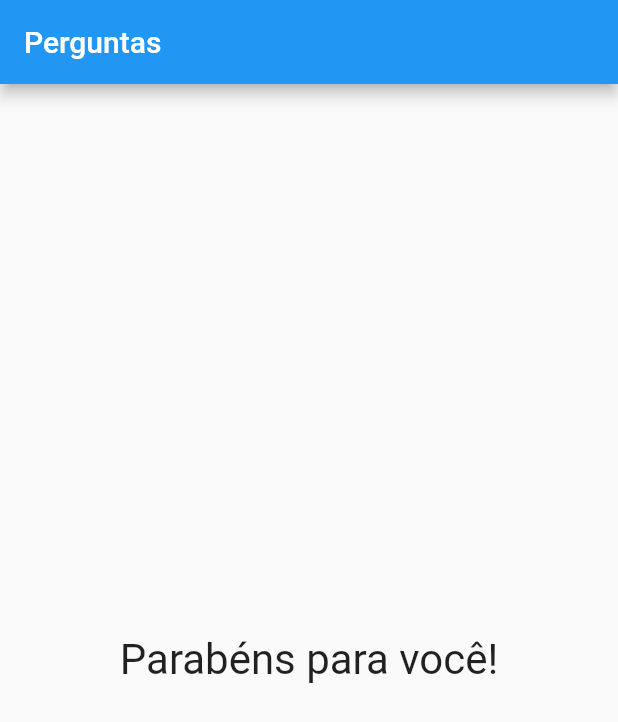
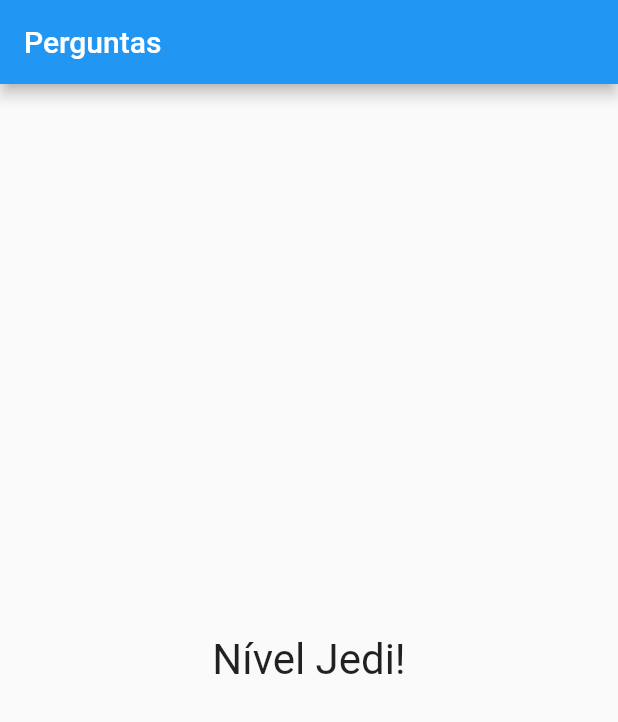
Before and after one commit to wagncarv/projeto_perguntas, a Flutter app: the screen it shows after launch, after a tap on "Branco", after a tap on "Coelho", after a tap on "Micheli", on a phone screen of 412 x 824 dp. Shown: the top 722 px of the screen. Run offline on Flutter 3.47's test engine with Material 2 defaults, Android fonts, the phone set to English and light mode, and no system bars.

Commit message:
totalizando pontuacao, mensagem resultado

```diff
--- a/lib/main.dart
+++ b/lib/main.dart
@@ -68,7 +68,7 @@ class _PerguntaAppState extends State<PerguntaApp> {
                 perguntaSelecionada: _perguntaSelecionada,
                 quandoResponder: _responder,
               )
-            : Resultado(),
+            : Resultado(_pontuacaoTotal),
       ),
       // )
     );
--- a/lib/resultado.dart
+++ b/lib/resultado.dart
@@ -1,11 +1,27 @@
 import 'package:flutter/material.dart';
 
 class Resultado extends StatelessWidget {
+  final int pontuacao;
+
+  Resultado(this.pontuacao);
+
+  String get fraseResultado {
+    if (pontuacao < 8) {
+      return 'Parabéns!';
+    } else if (pontuacao < 12) {
+      return 'Você é bom!';
+    } else if (pontuacao < 16) {
+      return "Impressionante!";
+    } else {
+      return 'Nível Jedi!';
+    }
+  }
+
   @override
   Widget build(BuildContext context) {
     return Center(
       child: Text(
-        'Parabéns para você!',
+        fraseResultado,
         style: TextStyle(fontSize: 28),
       ),
     );
```
